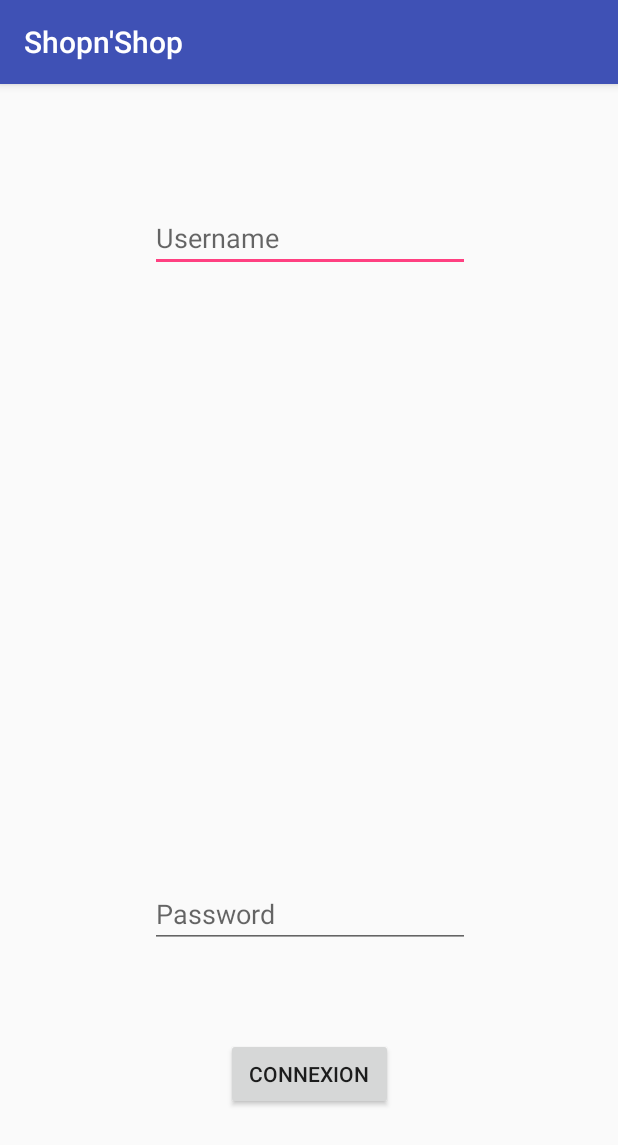
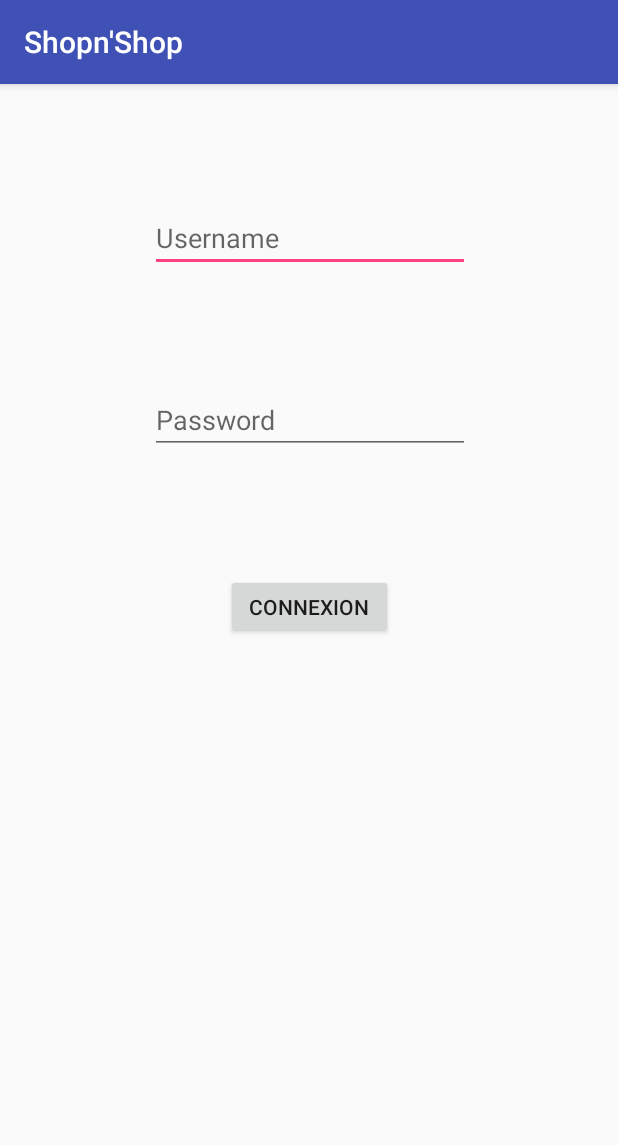
Before and after one commit to Guibaleno/ShopnShopAndroid, an Android app: the LoginActivity screen opened directly, with no data from a screen before it, on a phone screen of 412 x 824 dp. Shown: the top 1145 px of the screen. Run offline under Robolectric (Android 15) with nearby library versions, the phone set to English and light mode, and no system bars.

Commit message:
commit login

```diff
--- a/ShopnShop/app/src/main/res/layout/login_activity.xml
+++ b/ShopnShop/app/src/main/res/layout/login_activity.xml
@@ -25,29 +25,27 @@
         android:id="@+id/editText_password_login"
         android:layout_width="wrap_content"
         android:layout_height="45dp"
-        android:layout_marginBottom="192dp"
         android:layout_marginEnd="8dp"
         android:layout_marginStart="8dp"
-        android:layout_marginTop="8dp"
+        android:layout_marginTop="76dp"
         android:ems="10"
         android:hint="Password"
         android:inputType="textPassword"
-        app:layout_constraintBottom_toBottomOf="parent"
         app:layout_constraintEnd_toEndOf="parent"
         app:layout_constraintHorizontal_bias="0.503"
         app:layout_constraintStart_toStartOf="parent"
-        app:layout_constraintTop_toBottomOf="@+id/editText_username_signup"
-        app:layout_constraintVertical_bias="0.148" />
+        app:layout_constraintTop_toBottomOf="@+id/editText_username_login" />
 
     <Button
         android:id="@+id/button_connexion"
         android:layout_width="111dp"
-        android:layout_height="wrap_content"
+        android:layout_height="43dp"
         android:layout_marginEnd="8dp"
         android:layout_marginStart="8dp"
-        android:layout_marginTop="60dp"
+        android:layout_marginTop="80dp"
         android:text="connexion"
         app:layout_constraintEnd_toEndOf="parent"
+        app:layout_constraintHorizontal_bias="0.501"
         app:layout_constraintStart_toStartOf="parent"
         app:layout_constraintTop_toBottomOf="@+id/editText_password_login" />
 </android.support.constraint.ConstraintLayout>
```
